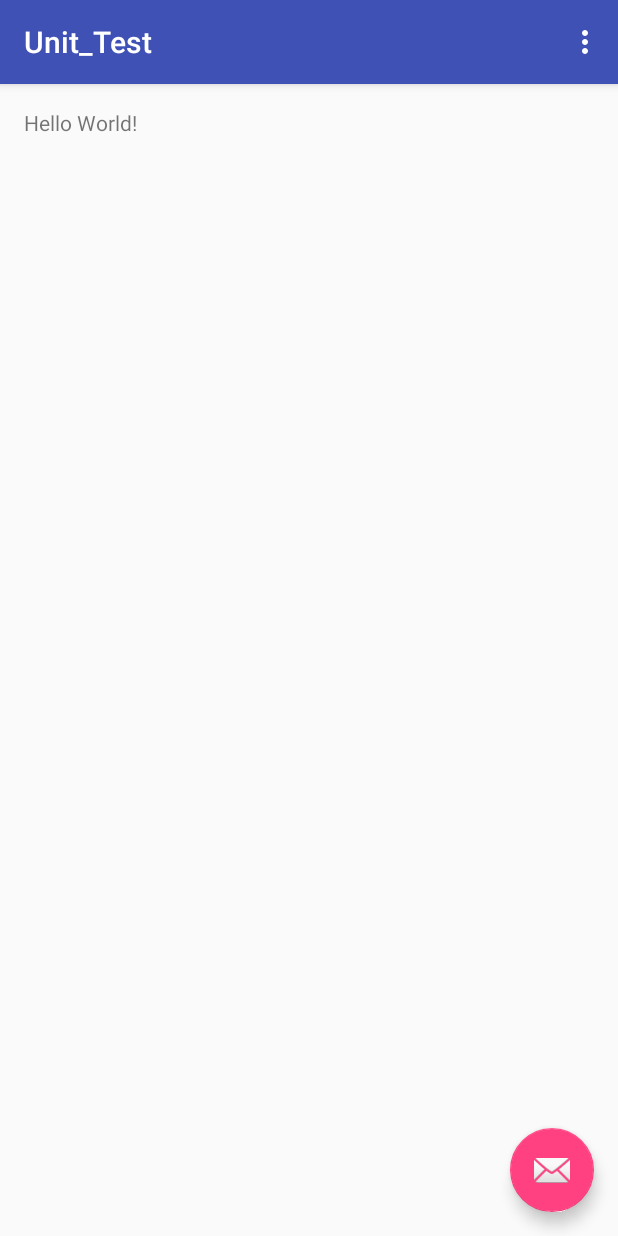
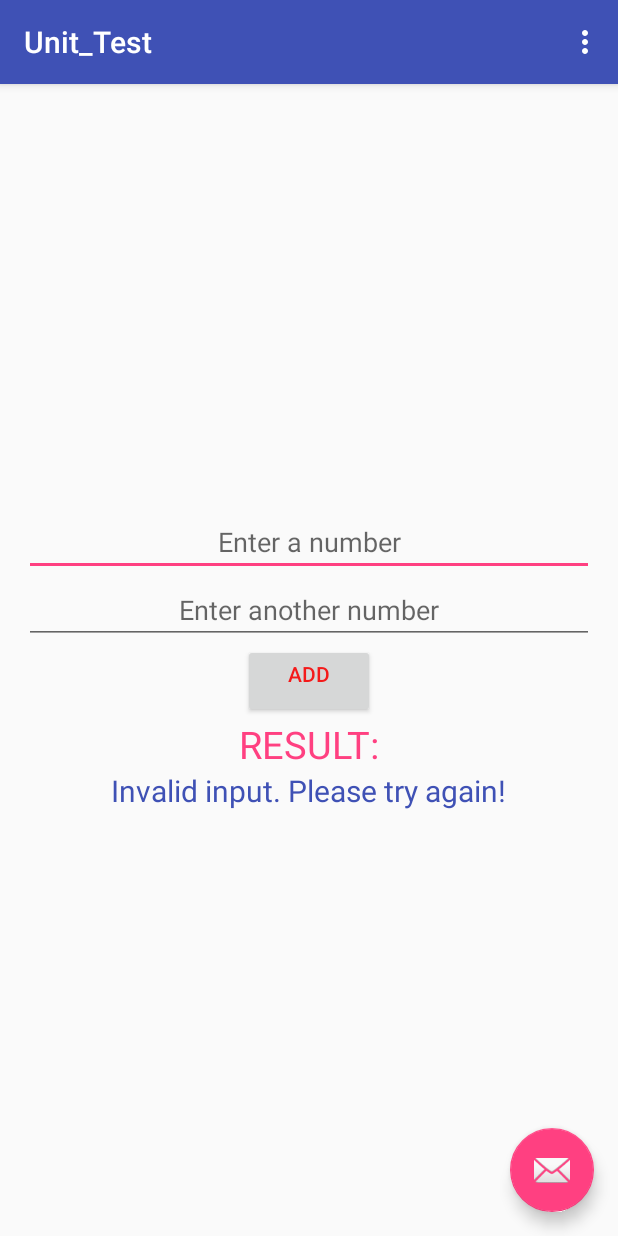
Before and after one commit to lkp1802/Lab_3_unit_test, an Android app: the screen it shows after launch (MainActivity), in the options menu, after a tap on "Settings", on a phone screen of 412 x 824 dp. Run offline under Robolectric (Android 15) with nearby library versions, the phone set to English and light mode, and no system bars.

Commit message:
completed function add

```diff
--- a/app/src/main/java/com/example/jake/unit_test/MainActivity.java
+++ b/app/src/main/java/com/example/jake/unit_test/MainActivity.java
@@ -8,9 +8,18 @@ import android.support.v7.widget.Toolbar;
 import android.view.View;
 import android.view.Menu;
 import android.view.MenuItem;
+import android.widget.Button;
+import android.widget.EditText;
+import android.widget.TextView;
+
+import java.util.Scanner;
 
 public class MainActivity extends AppCompatActivity {
 
+    private EditText text_1;
+    private EditText text_2;
+    private TextView sum_text;
+    //private Button button;
     @Override
     protected void onCreate(Bundle savedInstanceState) {
         super.onCreate(savedInstanceState);
@@ -26,6 +35,10 @@ public class MainActivity extends AppCompatActivity {
                         .setAction("Action", null).show();
             }
         });
+        text_1 = (EditText) findViewById(R.id.edit_1);
+        text_2 = (EditText) findViewById(R.id.edit_2);
+        sum_text = (TextView) findViewById(R.id.result_sum);
+
     }
 
     @Override
@@ -49,4 +62,21 @@ public class MainActivity extends AppCompatActivity {
 
         return super.onOptionsItemSelected(item);
     }
+
+    public void sumBoxes(View v){
+        Double sum = 0.0;
+        Scanner scan_1 = new Scanner(text_1.getText().toString());
+        Scanner scan_2 = new Scanner(text_2.getText().toString());
+        try {
+            Double num_1 = scan_1.nextDouble();
+            Double num_2 = scan_2.nextDouble();
+            sum = num_1 + num_2;
+        }
+        catch(Exception e) {
+            sum_text.setText("Invalid input. Please try again!");
+            return;
+        }
+        sum_text.setText(sum.toString());
+    }
+
 }
--- a/app/src/main/res/layout/content_main.xml
+++ b/app/src/main/res/layout/content_main.xml
@@ -1,5 +1,5 @@
 <?xml version="1.0" encoding="utf-8"?>
-<RelativeLayout xmlns:android="http://schemas.android.com/apk/res/android"
+<LinearLayout xmlns:android="http://schemas.android.com/apk/res/android"
     xmlns:app="http://schemas.android.com/apk/res-auto"
     xmlns:tools="http://schemas.android.com/tools"
     android:layout_width="match_parent"
@@ -8,12 +8,47 @@
     android:paddingLeft="@dimen/activity_horizontal_margin"
     android:paddingRight="@dimen/activity_horizontal_margin"
     android:paddingTop="@dimen/activity_vertical_margin"
+    android:gravity="center"
+    android:orientation="vertical"
     app:layout_behavior="@string/appbar_scrolling_view_behavior"
-    tools:context="com.example.jake.unit_test.MainActivity"
-    tools:showIn="@layout/activity_main">
+    tools:context="com.example.jake.cse110_lab2.MainActivity"
+    tools:showIn="@layout/activity_main"
+    android:weightSum="1">
+
+    <EditText
+        android:id="@+id/edit_1"
+        android:layout_width="match_parent"
+        android:layout_height="wrap_content"
+        android:gravity="center"
+        android:hint="Enter a number"/>
+
+    <EditText
+        android:id="@+id/edit_2"
+        android:layout_width="match_parent"
+        android:layout_height="wrap_content"
+        android:hint="Enter another number"
+        android:gravity="center"/>
+
+    <Button
+        android:id="@+id/button_add"
+        android:layout_width="wrap_content"
+        android:layout_height="wrap_content"
+        android:hint="ADD"
+        android:textColorHint="@color/button_color"
+        android:onClick="sumBoxes"
+        android:paddingBottom="20dp"/>
 
     <TextView
         android:layout_width="wrap_content"
         android:layout_height="wrap_content"
-        android:text="Hello World!" />
-</RelativeLayout>
+        android:text="RESULT:"
+        android:textColor="@color/colorAccent"
+        android:textSize="@dimen/result"/>
+
+    <TextView
+        android:id="@+id/result_sum"
+        android:layout_width="wrap_content"
+        android:layout_height="wrap_content"
+        android:textSize="@dimen/editbox_text"
+        android:textColor="@color/colorPrimary"/>
+</LinearLayout>
--- a/app/src/main/res/values/colors.xml
+++ b/app/src/main/res/values/colors.xml
@@ -3,4 +3,5 @@
     <color name="colorPrimary">#3F51B5</color>
     <color name="colorPrimaryDark">#303F9F</color>
     <color name="colorAccent">#FF4081</color>
+    <color name="button_color">#F41A1A</color>
 </resources>
--- a/app/src/main/res/values/dimens.xml
+++ b/app/src/main/res/values/dimens.xml
@@ -3,4 +3,7 @@
     <dimen name="activity_horizontal_margin">16dp</dimen>
     <dimen name="activity_vertical_margin">16dp</dimen>
     <dimen name="fab_margin">16dp</dimen>
+    <dimen name="editbox_text">20dp</dimen>
+    <dimen name="button_text">30dp</dimen>
+    <dimen name="result">25dp</dimen>
 </resources>
--- a/app/src/main/res/values/strings.xml
+++ b/app/src/main/res/values/strings.xml
@@ -1,4 +1,5 @@
 <resources>
     <string name="app_name">Unit_Test</string>
     <string name="action_settings">Settings</string>
+
 </resources>
```
